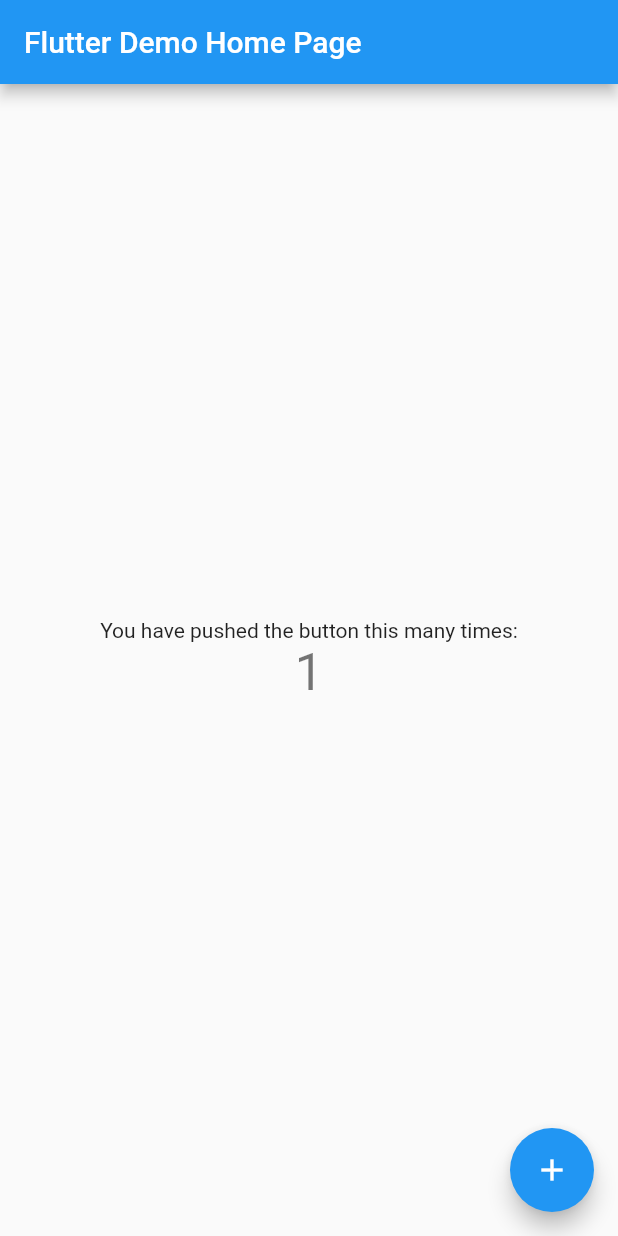
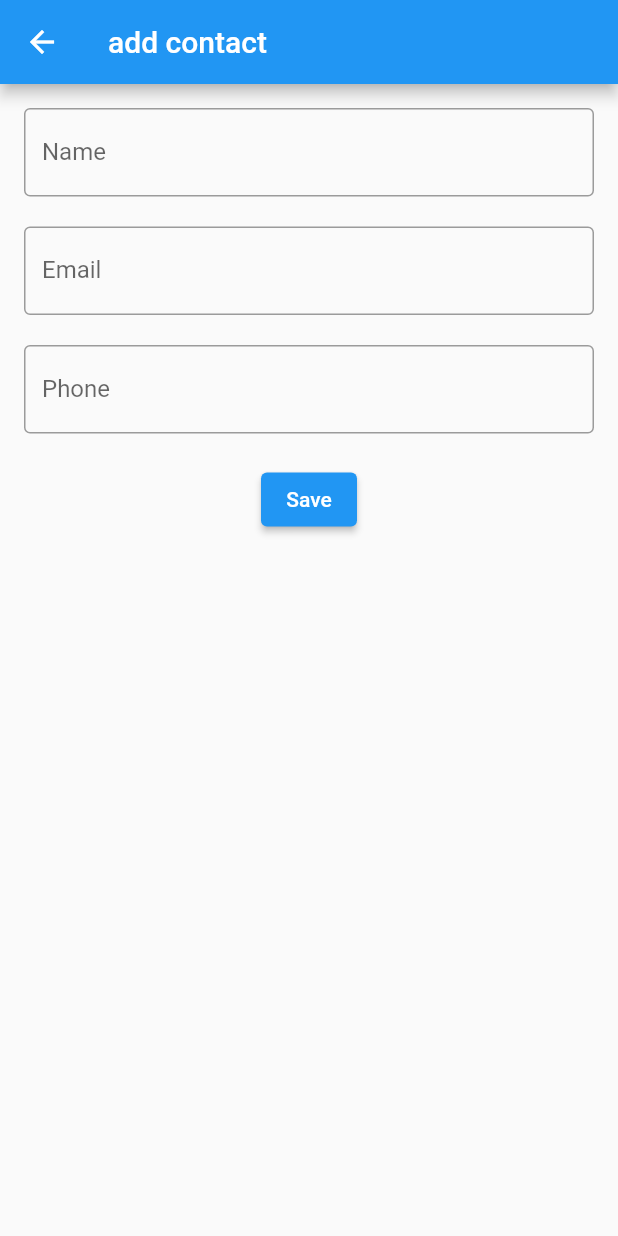
Before and after one commit to letrunghungprovip123/flutter_test_1, a Flutter app: the screen it shows after launch, after a tap on the "add" icon, on a phone screen of 412 x 824 dp. Run offline on Flutter 3.47's test engine with Material 2 defaults, Android fonts, the phone set to English and light mode, and no system bars.

Commit message:
finished app

```diff
--- /dev/null
+++ b/lib/contact.dart
@@ -0,0 +1,11 @@
+class Contact {
+  String name;
+  String phone;
+  String? email;
+
+  Contact({
+    required this.name,
+    required this.phone,
+    this.email
+  });
+}
--- /dev/null
+++ b/lib/detail_screen.dart
@@ -0,0 +1,31 @@
+import 'package:flutter/material.dart';
+import 'package:flutter/src/foundation/key.dart';
+import 'package:flutter/src/widgets/framework.dart';
+import 'package:test1/contact.dart';
+
+class DetailScreen extends StatelessWidget {
+  final Contact contact;
+  const DetailScreen({Key? key, required this.contact}) : super(key: key);
+
+  @override
+  Widget build(BuildContext context) {
+    return Scaffold(
+      appBar: AppBar(
+        title: Text("Contact Detail"),
+      ),
+      body: Padding(
+        padding: EdgeInsets.all(20),
+        child: Column(
+          crossAxisAlignment: CrossAxisAlignment.start,
+          children: [
+            Text("Name:${contact.name}",style: TextStyle(fontSize: 18),),
+            const SizedBox(height: 8,),
+            Text("Phone: ${contact.phone}",style: TextStyle(fontSize: 18),),
+            const SizedBox(height: 8,),
+            Text("Email: ${contact.email ?? "-"}",style: TextStyle(fontSize: 18),),
+          ],
+        ),
+      ),
+    );
+  }
+}
--- /dev/null
+++ b/lib/form_screen.dart
@@ -0,0 +1,89 @@
+import 'package:flutter/material.dart';
+import 'package:flutter/src/foundation/key.dart';
+import 'package:flutter/src/widgets/framework.dart';
+import 'package:test1/contact.dart';
+
+class FormScreen extends StatefulWidget {
+  final Contact? contact;
+  const FormScreen({Key? key, this.contact}) : super(key: key);
+
+  @override
+  State<FormScreen> createState() => _FormScreenState();
+}
+
+class _FormScreenState extends State<FormScreen> {
+  final _formKey = GlobalKey<FormState>();
+  late TextEditingController nameController;
+  late TextEditingController phoneController;
+  late TextEditingController emailController;
+
+  @override
+  void initState() {
+    super.initState();
+    nameController = TextEditingController(text: widget.contact?.name ?? "");
+    phoneController = TextEditingController(text: widget.contact?.phone ?? "");
+    emailController = TextEditingController(text: widget.contact?.email ?? "");
+  }
+
+  @override
+  Widget build(BuildContext context) {
+    return Scaffold(
+      appBar: AppBar(
+        title: Text(widget.contact == null ? "add contact" : "edit contact"),
+      ),
+      body: Padding(
+        padding: const EdgeInsets.all(16),
+        child: Form(
+          key: _formKey,
+          child: Column(children: [
+            TextFormField(
+              controller: nameController,
+              decoration: const InputDecoration(
+                  labelText: "Name", border: OutlineInputBorder()),
+              validator: (value) => value!.isEmpty ? "Yêu cầu" : null,
+            ),
+            const SizedBox(
+              height: 20,
+            ),
+            TextFormField(
+              controller: emailController,
+              decoration: const InputDecoration(
+                  labelText: "Email", border: OutlineInputBorder()),
+            ),
+            const SizedBox(
+              height: 20,
+            ),
+            TextFormField(
+              controller: phoneController,
+              decoration: const InputDecoration(
+                  labelText: "Phone", border: OutlineInputBorder()),
+              validator: (value) {
+                if (value!.isEmpty) return "Vui lòng nhập phone";
+                if (!RegExp(r'^[0-9]+$').hasMatch(value))
+                  return "Vui lòng nhập đúng địn dạng phone";
+                return null;
+              },
+              keyboardType: TextInputType.number,
+            ),
+            const SizedBox(
+              height: 20,
+            ),
+            ElevatedButton(
+                onPressed: () {
+                  if (_formKey.currentState!.validate()) {
+                    final newContact = Contact(
+                        name: nameController.text,
+                        phone: phoneController.text,
+                        email: emailController.text.isEmpty
+                            ? null
+                            : emailController.text);
+                    Navigator.pop(context, newContact);
+                  }
+                },
+                child: const Text("Save"))
+          ]),
+        ),
+      ),
+    );
+  }
+}
--- /dev/null
+++ b/lib/home_screen.dart
@@ -0,0 +1,151 @@
+import 'package:flutter/material.dart';
+import 'package:flutter/src/foundation/key.dart';
+import 'package:flutter/src/widgets/framework.dart';
+import 'package:test1/detail_screen.dart';
+import 'package:test1/form_screen.dart';
+import 'package:test1/contact.dart';
+
+class HomeScreen extends StatefulWidget {
+  const HomeScreen({Key? key}) : super(key: key);
+
+  @override
+  State<HomeScreen> createState() => _HomeScreenState();
+}
+
+class _HomeScreenState extends State<HomeScreen> {
+  List<Contact> contacts = [];
+
+  void addContact(Contact contact) {
+    setState(() {
+      contacts.add(contact);
+    });
+    ScaffoldMessenger.of(context).showSnackBar(const SnackBar(
+      content: Text("Thêm contact thành công"),
+      backgroundColor: Colors.green,
+    ));
+  }
+
+  void editContact(int index, Contact updatedContact) {
+    setState(() {
+      contacts[index] = updatedContact;
+    });
+    ScaffoldMessenger.of(context).showSnackBar(const SnackBar(
+      content: Text("Sửa contact thành công"),
+      backgroundColor: Colors.green,
+    ));
+  }
+
+  void deleteContact(int index) async {
+    final confirm = await showDialog<bool>(
+        context: context,
+        builder: (context) => AlertDialog(
+              title: const Text("Confirm Diaglog Delete"),
+              content: Text("Bạn chắc chắn muốn xóa chứ!"),
+              actions: [
+                TextButton(
+                    onPressed: () => Navigator.pop(context, false),
+                    child: const Text("cancel")),
+                TextButton(
+                    onPressed: () => Navigator.pop(context, true),
+                    child: const Text(
+                      "Delete",
+                      style: TextStyle(color: Colors.red),
+                    ))
+              ],
+            ));
+    if (confirm == true) {
+      setState(() {
+        contacts.removeAt(index);
+      });
+      ScaffoldMessenger.of(context).showSnackBar(const SnackBar(
+        content: Text("Xóa contact thành công"),
+        backgroundColor: Colors.green,
+      ));
+    }
+  }
+
+  @override
+  Widget build(BuildContext context) {
+    return Scaffold(
+      appBar: AppBar(
+        title: const Text("Contacs"),
+      ),
+      body: contacts.isEmpty
+          ? Center(
+              child: Column(
+                mainAxisAlignment: MainAxisAlignment.center,
+                children: [
+                  Icon(
+                    Icons.contacts,
+                    size: 70,
+                    color: Colors.grey,
+                  ),
+                  SizedBox(
+                    height: 20,
+                  ),
+                  Text("Chưa có contact, nhấn + để thêm contact"),
+                ],
+              ),
+            )
+          : ListView.separated(
+              itemCount: contacts.length,
+              itemBuilder: (context, idx) {
+                final c = contacts[idx];
+                return ListTile(
+                  title: Row(
+                    mainAxisAlignment: MainAxisAlignment.start,
+                    crossAxisAlignment: CrossAxisAlignment.center,
+                    children: [
+                      Text(c.name),
+                      const SizedBox(
+                        width: 10,
+                      ),
+                      c.email != null
+                          ? Text(c.email.toString())
+                          : const Text("Điền để thấy email hiện lên")
+                    ],
+                  ),
+                  subtitle: Text(c.phone),
+                  onTap: () => Navigator.push(
+                      context,
+                      MaterialPageRoute(
+                          builder: (_) => DetailScreen(contact: c))),
+                  onLongPress: () async {
+                    final result = await showMenu<String>(
+                        context: context,
+                        position: const RelativeRect.fromLTRB(200, 200, 0, 0),
+                        items: [
+                          const PopupMenuItem(
+                            value: "edit",
+                            child: Text("Edit"),
+                          ),
+                          const PopupMenuItem(
+                            value: "delete",
+                            child: Text("Delete"),
+                          )
+                        ]);
+                    if (result == "edit") {
+                      final updated = await Navigator.push(
+                          context,
+                          MaterialPageRoute(
+                              builder: (_) => FormScreen(contact: c)));
+                      if (updated != null) editContact(idx, updated);
+                    } else if (result == "delete") {
+                      deleteContact(idx);
+                    }
+                  },
+                );
+              },
+              separatorBuilder: (_, idx) => Divider(),
+            ),
+      floatingActionButton: FloatingActionButton(
+        onPressed: () async {
+          final newContact = await Navigator.push(
+              context, MaterialPageRoute(builder: (_) => const FormScreen()));
+          if (newContact != null) addContact(newContact);
+        },
+        child: const Icon(Icons.add),
+      ),
+    );
+  }
+}
--- a/lib/main.dart
+++ b/lib/main.dart
@@ -1,4 +1,6 @@
+import 'package:flutter/cupertino.dart';
 import 'package:flutter/material.dart';
+import 'package:test1/home_screen.dart';
 
 void main() {
   runApp(const MyApp());
@@ -7,109 +9,12 @@ void main() {
 class MyApp extends StatelessWidget {
   const MyApp({Key? key}) : super(key: key);
 
-  // This widget is the root of your application.
   @override
   Widget build(BuildContext context) {
     return MaterialApp(
-      title: 'Flutter Demo',
-      theme: ThemeData(
-        // This is the theme of your application.
-        //
-        // Try running your application with "flutter run". You'll see the
-        // application has a blue toolbar. Then, without quitting the app, try
-        // changing the primarySwatch below to Colors.green and then invoke
-        // "hot reload" (press "r" in the console where you ran "flutter run",
-        // or simply save your changes to "hot reload" in a Flutter IDE).
-        // Notice that the counter didn't reset back to zero; the application
-        // is not restarted.
-        primarySwatch: Colors.blue,
-      ),
-      home: const MyHomePage(title: 'Flutter Demo Home Page'),
+      debugShowCheckedModeBanner: false,
+      theme: ThemeData(useMaterial3: false),
+      home: HomeScreen(),
     );
   }
 }
-
-class MyHomePage extends StatefulWidget {
-  const MyHomePage({Key? key, required this.title}) : super(key: key);
-
-  // This widget is the home page of your application. It is stateful, meaning
-  // that it has a State object (defined below) that contains fields that affect
-  // how it looks.
-
-  // This class is the configuration for the state. It holds the values (in this
-  // case the title) provided by the parent (in this case the App widget) and
-  // used by the build method of the State. Fields in a Widget subclass are
-  // always marked "final".
-
-  final String title;
-
-  @override
-  State<MyHomePage> createState() => _MyHomePageState();
-}
-
-class _MyHomePageState extends State<MyHomePage> {
-  int _counter = 0;
-
-  void _incrementCounter() {
-    setState(() {
-      // This call to setState tells the Flutter framework that something has
-      // changed in this State, which causes it to rerun the build method below
-      // so that the display can reflect the updated values. If we changed
-      // _counter without calling setState(), then the build method would not be
-      // called again, and so nothing would appear to happen.
-      _counter++;
-    });
-  }
-
-  @override
-  Widget build(BuildContext context) {
-    // This method is rerun every time setState is called, for instance as done
-    // by the _incrementCounter method above.
-    //
-    // The Flutter framework has been optimized to make rerunning build methods
-    // fast, so that you can just rebuild anything that needs updating rather
-    // than having to individually change instances of widgets.
-    return Scaffold(
-      appBar: AppBar(
-        // Here we take the value from the MyHomePage object that was created by
-        // the App.build method, and use it to set our appbar title.
-        title: Text(widget.title),
-      ),
-      body: Center(
-        // Center is a layout widget. It takes a single child and positions it
-        // in the middle of the parent.
-        child: Column(
-          // Column is also a layout widget. It takes a list of children and
-          // arranges them vertically. By default, it sizes itself to fit its
-          // children horizontally, and tries to be as tall as its parent.
-          //
-          // Invoke "debug painting" (press "p" in the console, choose the
-          // "Toggle Debug Paint" action from the Flutter Inspector in Android
-          // Studio, or the "Toggle Debug Paint" command in Visual Studio Code)
-          // to see the wireframe for each widget.
-          //
-          // Column has various properties to control how it sizes itself and
-          // how it positions its children. Here we use mainAxisAlignment to
-          // center the children vertically; the main axis here is the vertical
-          // axis because Columns are vertical (the cross axis would be
-          // horizontal).
-          mainAxisAlignment: MainAxisAlignment.center,
-          children: <Widget>[
-            const Text(
-              'You have pushed the button this many times:',
-            ),
-            Text(
-              '$_counter',
-              style: Theme.of(context).textTheme.headline4,
-            ),
-          ],
-        ),
-      ),
-      floatingActionButton: FloatingActionButton(
-        onPressed: _incrementCounter,
-        tooltip: 'Increment',
-        child: const Icon(Icons.add),
-      ), // This trailing comma makes auto-formatting nicer for build methods.
-    );
-  }
-}
```
